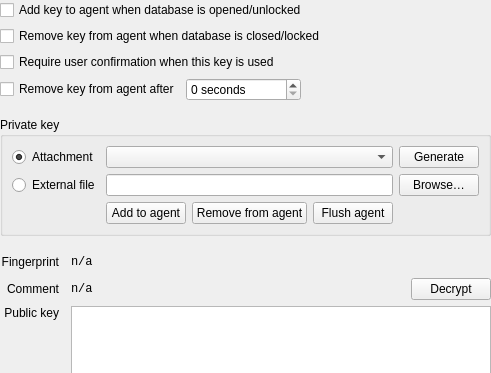
Before: the Qt Designer form src/gui/entry/EditEntryWidgetSSHAgent.ui in keepassxreboot/keepassxc, drawn with Qt 5; both pictures show x 0 to 491 and y 0 to 373 of the 491 by 618 pixel window.
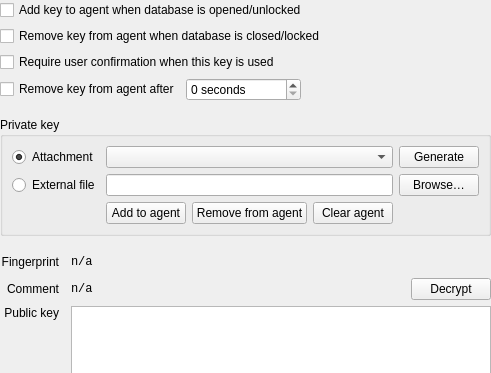
After: the same form once the commit is applied.

Commit message: SSH Agent: Replace all occurrences of 'flush' with 'clear' (#8346)

```diff
--- a/src/gui/entry/EditEntryWidgetSSHAgent.ui
+++ b/src/gui/entry/EditEntryWidgetSSHAgent.ui
@@ -157,7 +157,7 @@
         <item>
          <widget class="QPushButton" name="flushAgentButton">
           <property name="text">
-           <string>Flush agent</string>
+           <string>Clear agent</string>
           </property>
          </widget>
         </item>
```
Left out of the diff: 2 changed lines with no effect on the pictures. The commit also changes 9 other files.
